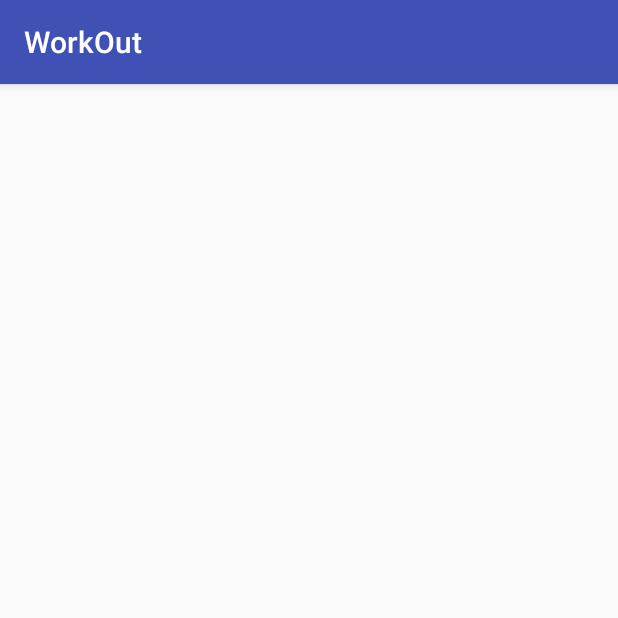
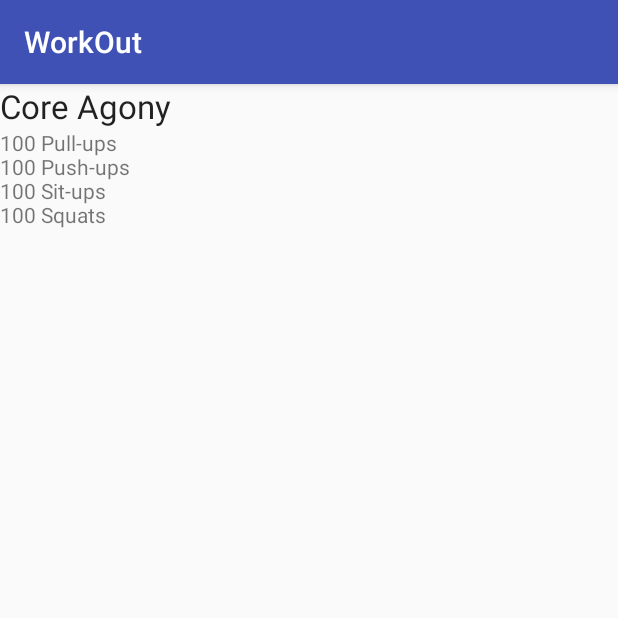
Before and after one commit to iantheninja/WorkOut, an Android app: the screen it shows after launch (DetailActivity), after a tap on "SHOW DETAILS", on a phone screen of 412 x 824 dp, the top half of it. Run offline under Robolectric (Android 15) with nearby library versions, the phone set to English and light mode, and no system bars.

Commit message:
fragment pulling data from workout class and updating the views through the fragments onCreate

```diff
--- a/app/src/main/java/com/ianmunene/workout/DetailActivity.java
+++ b/app/src/main/java/com/ianmunene/workout/DetailActivity.java
@@ -9,5 +9,8 @@ public class DetailActivity extends AppCompatActivity {
     protected void onCreate(Bundle savedInstanceState) {
         super.onCreate(savedInstanceState);
         setContentView(R.layout.activity_detail);
+        WorkoutDetailFragment fragment = (WorkoutDetailFragment)
+                getSupportFragmentManager().findFragmentById(R.id.frag_detail);
+        fragment.setWorkout(1);
     }
 }
--- /dev/null
+++ b/app/src/main/java/com/ianmunene/workout/Workout.java
@@ -0,0 +1,35 @@
+package com.ianmunene.workout;
+
+
+public class Workout {
+    private String name;
+    private String description;
+
+    private Workout(String name, String description) {
+        this.name = name;
+        this.description = description;
+    }
+
+    static final Workout[] workouts = {
+            new Workout("The Limb Loosener",
+                    "Handstand push-ups\n10 1-legged squats\n15 Pull-ups"),
+            new Workout("Core Agony",
+                    "100 Pull-ups\n100 Push-ups\n100 Sit-ups\n100 Squats"),
+            new Workout("The Wimp Special",
+                    "5 Pull-ups\n10 Push-ups\n15 Squats"),
+            new Workout("Strength and Length",
+                    "500 meter run\n21 x 1.5 pood kettleball swing\n21 x pull-ups")
+    };
+
+    public String getName() {
+        return name;
+    }
+
+    String getDescription() {
+        return description;
+    }
+
+    public String toString(){
+        return this.name;
+    }
+}
--- a/app/src/main/java/com/ianmunene/workout/WorkoutDetailFragment.java
+++ b/app/src/main/java/com/ianmunene/workout/WorkoutDetailFragment.java
@@ -6,24 +6,38 @@ import android.support.v4.app.Fragment;
 import android.view.LayoutInflater;
 import android.view.View;
 import android.view.ViewGroup;
+import android.widget.TextView;
 
 
-/**
- * A simple {@link Fragment} subclass.
- */
 public class WorkoutDetailFragment extends Fragment {
 
+    private long workoutId;
 
     public WorkoutDetailFragment() {
-        // Required empty public constructor
     }
 
 
     @Override
     public View onCreateView(LayoutInflater inflater, ViewGroup container,
                              Bundle savedInstanceState) {
-        // Inflate the layout for this fragment
         return inflater.inflate(R.layout.fragment_workout_detail, container, false);
     }
 
+    @Override
+    public void onStart() {
+        super.onStart();
+        View view = getView();
+
+        if (view != null) {
+            TextView title = view.findViewById(R.id.tv_title);
+            Workout workout = Workout.workouts[(int) workoutId];
+            title.setText(workout.getName());
+            TextView description = view.findViewById(R.id.tv_description);
+            description.setText(workout.getDescription());
+        }
+    }
+
+    public void setWorkout(long id) {
+        this.workoutId = id;
+    }
 }
--- a/app/src/main/res/layout/activity_detail.xml
+++ b/app/src/main/res/layout/activity_detail.xml
@@ -1,9 +1,8 @@
 <?xml version="1.0" encoding="utf-8"?>
-<android.support.constraint.ConstraintLayout xmlns:android="http://schemas.android.com/apk/res/android"
-    xmlns:app="http://schemas.android.com/apk/res-auto"
-    xmlns:tools="http://schemas.android.com/tools"
+
+<fragment xmlns:android="http://schemas.android.com/apk/res/android"
+    android:id="@+id/frag_detail"
+    android:tag="@string/workout_description"
+    android:name="com.ianmunene.workout.WorkoutDetailFragment"
     android:layout_width="match_parent"
-    android:layout_height="match_parent"
-    tools:context="com.ianmunene.workout.DetailActivity">
-
-</android.support.constraint.ConstraintLayout>
+    android:layout_height="match_parent"/>
--- a/app/src/main/res/layout/fragment_workout_detail.xml
+++ b/app/src/main/res/layout/fragment_workout_detail.xml
@@ -5,16 +5,13 @@
     android:orientation="vertical"
     tools:context="com.ianmunene.workout.WorkoutDetailFragment">
 
-    <!-- TODO: Update blank fragment layout -->
     <TextView android:id="@+id/tv_title"
         android:layout_width="wrap_content"
         android:layout_height="wrap_content"
-        android:textAppearance="?android:attr/textAppearanceLarge"
-        android:text="@string/workout_title" />
+        android:textAppearance="?android:attr/textAppearanceLarge" />
 
     <TextView android:id="@+id/tv_description"
         android:layout_width="wrap_content"
-        android:layout_height="wrap_content"
-        android:text="@string/workout_description"/>
+        android:layout_height="wrap_content" />
 
 </LinearLayout>
```
